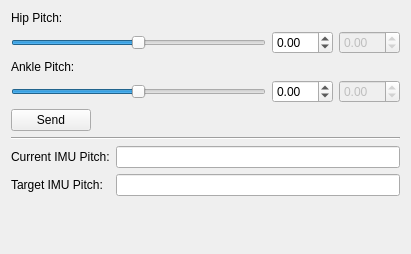
Before: the Qt Designer form thor_mang_com_adjustment/resource/com_adjustment.ui in thor-mang/thor_mang_ui, drawn with Qt 5.
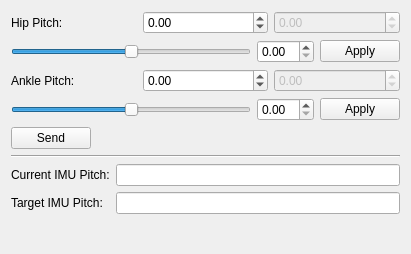
After: the same form once the commit is applied.

Commit message: started implementation of pitch advise

```diff
--- a/thor_mang_com_adjustment/resource/com_adjustment.ui
+++ b/thor_mang_com_adjustment/resource/com_adjustment.ui
@@ -22,7 +22,7 @@
   <property name="windowTitle">
    <string>ThorMangCoMAdjustment</string>
   </property>
-  <layout class="QGridLayout" name="gridLayout_2" columnstretch="2">
+  <layout class="QGridLayout" name="gridLayout_2" columnstretch="0">
    <item row="1" column="0">
     <widget class="Line" name="line">
      <property name="orientation">
@@ -30,137 +30,6 @@
      </property>
     </widget>
    </item>
-   <item row="0" column="0">
-    <layout class="QVBoxLayout" name="verticalLayout">
-     <item>
-      <widget class="QLabel" name="label">
-       <property name="text">
-        <string>Hip Pitch:</string>
-       </property>
-      </widget>
-     </item>
-     <item>
-      <layout class="QHBoxLayout" name="horizontalLayout">
-       <item>
-        <widget class="QSlider" name="slider_HipPitch">
-         <property name="minimum">
-          <number>-3000</number>
-         </property>
-         <property name="maximum">
-          <number>3000</number>
-         </property>
-         <property name="orientation">
-          <enum>Qt::Horizontal</enum>
-         </property>
-        </widget>
-       </item>
-       <item>
-        <widget class="QDoubleSpinBox" name="spin_HipPitch">
-         <property name="minimum">
-          <double>-30.000000000000000</double>
-         </property>
-         <property name="maximum">
-          <double>30.000000000000000</double>
-         </property>
-         <property name="singleStep">
-          <double>0.100000000000000</double>
-         </property>
-        </widget>
-       </item>
-       <item>
-        <widget class="QDoubleSpinBox" name="spin_CurrentHipPitch">
-         <property name="enabled">
-          <bool>false</bool>
-         </property>
-         <property name="minimum">
-          <double>-30.000000000000000</double>
-         </property>
-         <property name="maximum">
-          <double>30.000000000000000</double>
-         </property>
-        </widget>
-       </item>
-      </layout>
-     </item>
-     <item>
-      <widget class="QLabel" name="label_2">
-       <property name="text">
-        <string>Ankle Pitch:</string>
-       </property>
-      </widget>
-     </item>
-     <item>
-      <layout class="QHBoxLayout" name="horizontalLayout_2">
-       <item>
-        <widget class="QSlider" name="slider_AnklePitch">
-         <property name="minimum">
-          <number>-3000</number>
-         </property>
-         <property name="maximum">
-          <number>3000</number>
-         </property>
-         <property name="orientation">
-          <enum>Qt::Horizontal</enum>
-         </property>
-        </widget>
-       </item>
-       <item>
-        <widget class="QDoubleSpinBox" name="spin_AnklePitch">
-         <property name="minimum">
-          <double>-30.000000000000000</double>
-         </property>
-         <property name="maximum">
-          <double>30.000000000000000</double>
-         </property>
-         <property name="singleStep">
-          <double>0.100000000000000</double>
-         </property>
-        </widget>
-       </item>
-       <item>
-        <widget class="QDoubleSpinBox" name="spin_CurrentAnklePitch">
-         <property name="enabled">
-          <bool>false</bool>
-         </property>
-         <property name="minimum">
-          <double>-30.000000000000000</double>
-         </property>
-         <property name="maximum">
-          <double>30.000000000000000</double>
-         </property>
-         <property name="value">
-          <double>0.000000000000000</double>
-         </property>
-        </widget>
-       </item>
-      </layout>
-     </item>
-     <item>
-      <layout class="QHBoxLayout" name="horizontalLayout_3">
-       <item>
-        <widget class="QPushButton" name="pushButton_Send">
-         <property name="text">
-          <string>Send</string>
-         </property>
-        </widget>
-       </item>
-       <item>
-        <spacer name="horizontalSpacer_2">
-         <property name="orientation">
-          <enum>Qt::Horizontal</enum>
-         </property>
-         <property name="sizeHint" stdset="0">
-          <size>
-           <width>40</width>
-           <height>20</height>
-          </size>
-         </property>
-        </spacer>
-       </item>
-      </layout>
-     </item>
-    </layout>
-   </item>
    <item row="2" column="0">
     <layout class="QGridLayout" name="gridLayout">
      <item row="0" column="0">
@@ -202,6 +71,165 @@
      </property>
     </spacer>
    </item>
+   <item row="0" column="0">
+    <layout class="QVBoxLayout" name="verticalLayout">
+     <item>
+      <layout class="QHBoxLayout" name="horizontalLayout_5">
+       <item>
+        <widget class="QLabel" name="label_5">
+         <property name="text">
+          <string>Hip Pitch:</string>
+         </property>
+        </widget>
+       </item>
+       <item>
+        <widget class="QDoubleSpinBox" name="spin_HipPitch">
+         <property name="minimum">
+          <double>-30.000000000000000</double>
+         </property>
+         <property name="maximum">
+          <double>30.000000000000000</double>
+         </property>
+         <property name="singleStep">
+          <double>0.100000000000000</double>
+         </property>
+        </widget>
+       </item>
+       <item>
+        <widget class="QDoubleSpinBox" name="spin_CurrentHipPitch">
+         <property name="enabled">
+          <bool>false</bool>
+         </property>
+         <property name="minimum">
+          <double>-30.000000000000000</double>
+         </property>
+         <property name="maximum">
+          <double>30.000000000000000</double>
+         </property>
+        </widget>
+       </item>
+      </layout>
+     </item>
+     <item>
+      <layout class="QHBoxLayout" name="horizontalLayout">
+       <item>
+        <widget class="QSlider" name="slider_HipPitch">
+         <property name="minimum">
+          <number>-3000</number>
+         </property>
+         <property name="maximum">
+          <number>3000</number>
+         </property>
+         <property name="orientation">
+          <enum>Qt::Horizontal</enum>
+         </property>
+        </widget>
+       </item>
+       <item>
+        <widget class="QDoubleSpinBox" name="spin_advisedHipPitch"/>
+       </item>
+       <item>
+        <widget class="QPushButton" name="btn_applyAdvisedHip">
+         <property name="text">
+          <string>Apply</string>
+         </property>
+        </widget>
+       </item>
+      </layout>
+     </item>
+     <item>
+      <layout class="QHBoxLayout" name="horizontalLayout_6">
+       <item>
+        <widget class="QLabel" name="label_2">
+         <property name="text">
+          <string>Ankle Pitch:</string>
+         </property>
+        </widget>
+       </item>
+       <item>
+        <widget class="QDoubleSpinBox" name="spin_AnklePitch">
+         <property name="minimum">
+          <double>-30.000000000000000</double>
+         </property>
+         <property name="maximum">
+          <double>30.000000000000000</double>
+         </property>
+         <property name="singleStep">
+          <double>0.100000000000000</double>
+         </property>
+        </widget>
+       </item>
+       <item>
+        <widget class="QDoubleSpinBox" name="spin_CurrentAnklePitch">
+         <property name="enabled">
+          <bool>false</bool>
+         </property>
+         <property name="minimum">
+          <double>-30.000000000000000</double>
+         </property>
+         <property name="maximum">
+          <double>30.000000000000000</double>
+         </property>
+         <property name="value">
+          <double>0.000000000000000</double>
+         </property>
+        </widget>
+       </item>
+      </layout>
+     </item>
+     <item>
+      <layout class="QHBoxLayout" name="horizontalLayout_2">
+       <item>
+        <widget class="QSlider" name="slider_AnklePitch">
+         <property name="minimum">
+          <number>-3000</number>
+         </property>
+         <property name="maximum">
+          <number>3000</number>
+         </property>
+         <property name="orientation">
+          <enum>Qt::Horizontal</enum>
+         </property>
+        </widget>
+       </item>
+       <item>
+        <widget class="QDoubleSpinBox" name="spin_advisedAnklePitch"/>
+       </item>
+       <item>
+        <widget class="QPushButton" name="btn_applyAdvisedPitch">
+         <property name="text">
+          <string>Apply</string>
+         </property>
+        </widget>
+       </item>
+      </layout>
+     </item>
+     <item>
+      <layout class="QHBoxLayout" name="horizontalLayout_3">
+       <item>
+        <widget class="QPushButton" name="pushButton_Send">
+         <property name="text">
+          <string>Send</string>
+         </property>
+        </widget>
+       </item>
+       <item>
+        <spacer name="horizontalSpacer_2">
+         <property name="orientation">
+          <enum>Qt::Horizontal</enum>
+         </property>
+         <property name="sizeHint" stdset="0">
+          <size>
+           <width>40</width>
+           <height>20</height>
+          </size>
+         </property>
+        </spacer>
+       </item>
+      </layout>
+     </item>
+    </layout>
+   </item>
   </layout>
  </widget>
  <resources/>
```
The commit also changes 1 other file.
